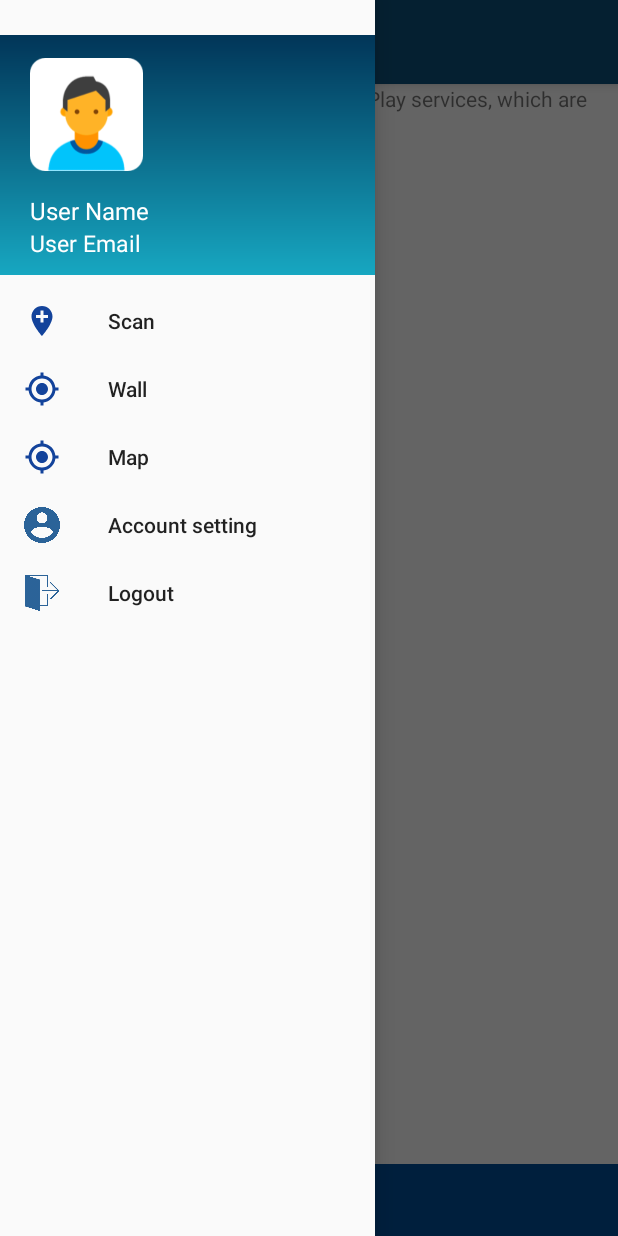
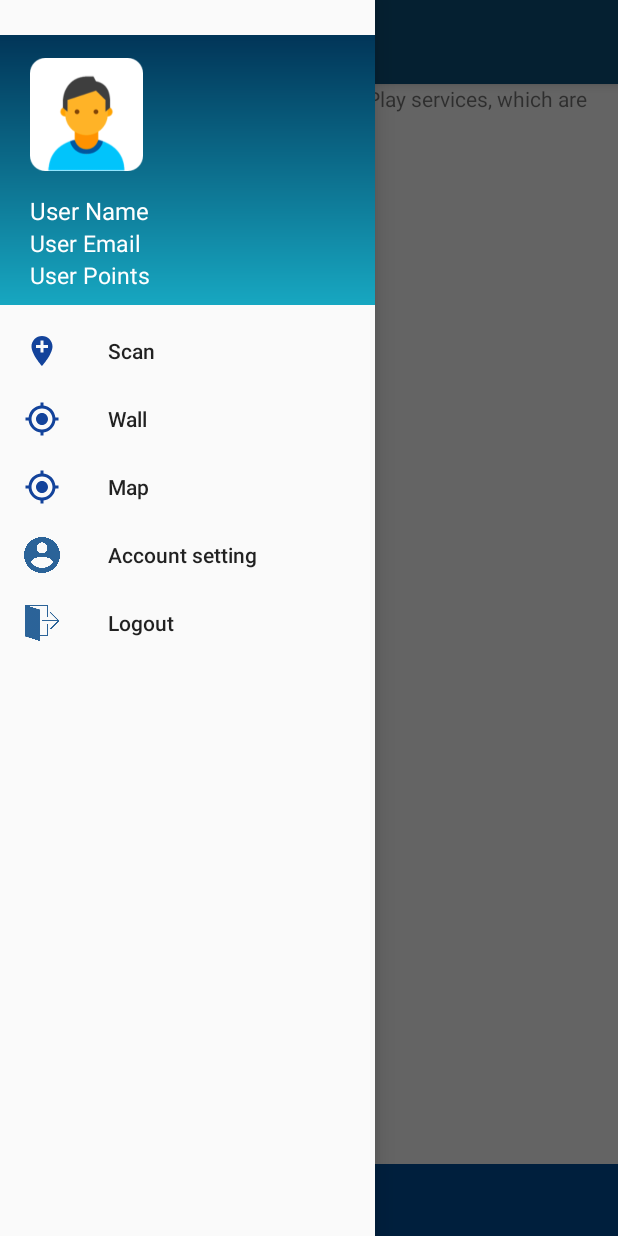
Before and after one commit to Jinay98/ECOllezione-Waste-Management, an Android app: the screen it shows after launch once a user with an empty profile is signed in (Home), with the side drawer open, on a phone screen of 412 x 824 dp. Run offline under Robolectric (Android 15) with nearby library versions, the phone set to English and light mode, and no system bars; our stand-ins replace Firebase (no records; nobody signed in at launch, a user with empty details on screens opened directly); pictures from the network do not load; 5 statements that could not run were skipped.

Commit message:
reward points

```diff
--- a/app/src/main/java/com/example/android/wastemanagement/ApplyAsDonor.java
+++ b/app/src/main/java/com/example/android/wastemanagement/ApplyAsDonor.java
@@ -82,7 +82,7 @@ public class ApplyAsDonor extends AppCompatActivity {
                 }else{
                     db = FirebaseDatabase.getInstance().getReference().child("donor").child(auth.getUid());
                     db.setValue(new User(Dname,Demail,Long.valueOf(mobile.getText().toString().trim()),userImageUrl,
-                            Daddress, Dcity, Dcardinal, 1, 0, token));
+                            Daddress, Dcity, Dcardinal, 1, 0,0, token));
                     Toast.makeText(ApplyAsDonor.this, "Response Recorded", Toast.LENGTH_SHORT).show();
                     Intent intent = new Intent(ApplyAsDonor.this, Home.class);
                     startActivity(intent);
--- a/app/src/main/java/com/example/android/wastemanagement/Register.java
+++ b/app/src/main/java/com/example/android/wastemanagement/Register.java
@@ -127,7 +127,7 @@ public class Register extends AppCompatActivity {
 
                                     if(userType.equals("donor")){
                                         User user = new User(username, email,0, "no", "no", "no",
-                                                "no", 0, 0, token);
+                                                "no", 0, 0,0, token);
                                         DatabaseReference db = FirebaseDatabase.getInstance().getReference().child("donor").child(auth.getUid());
                                         db.setValue(user);
                                     }else if(userType.equals("volunteer")){
--- a/app/src/main/res/layout/nav_header_home.xml
+++ b/app/src/main/res/layout/nav_header_home.xml
@@ -3,7 +3,7 @@
     xmlns:app="http://schemas.android.com/apk/res-auto"
     android:layout_marginTop="23dp"
     android:layout_width="match_parent"
-    android:layout_height="160dp"
+    android:layout_height="180dp"
     android:orientation="vertical"
     android:theme="@style/ThemeOverlay.AppCompat.Dark">
 
@@ -18,10 +18,11 @@
             android:id="@+id/user_image"
             android:layout_width="75dp"
             android:layout_height="75dp"
-                android:scaleType="fitXY"
             android:layout_marginLeft="20dp"
             android:layout_marginTop="15dp"
-                app:srcCompat="@drawable/profile_pic"/>
+            android:scaleType="fitXY"
+            app:srcCompat="@drawable/profile_pic" />
+
         <TextView
             android:id="@+id/head_name"
             android:layout_width="wrap_content"
@@ -31,6 +32,7 @@
             android:text="User Name"
             android:textColor="#ffffff"
             android:textSize="16sp" />
+
         <TextView
             android:id="@+id/head_email"
             android:layout_width="wrap_content"
@@ -39,6 +41,15 @@
             android:text="User Email"
             android:textColor="#ffffff"
             android:textSize="15sp" />
+
+        <TextView
+            android:id="@+id/head_points"
+            android:layout_width="wrap_content"
+            android:layout_height="wrap_content"
+            android:layout_marginLeft="20dp"
+            android:text="User Points"
+            android:textColor="#ffffff"
+            android:textSize="15sp" />
     </LinearLayout>
 
 </android.widget.LinearLayout>
```
Also changed, not shown: app/src/main/java/com/example/android/wastemanagement/Home.java (+73 -13 lines), app/src/main/java/com/example/android/wastemanagement/Models/User.java (+12 -1 lines). Lines whose indentation alone changed are shown as unchanged.
